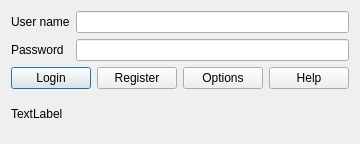
Before: the Qt Designer form FAQsBrowser/LoginDlg.ui in congchenutd/COFAQs, drawn with Qt 5.
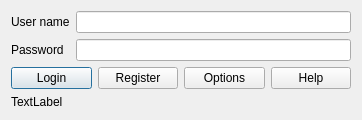
After: the same form once the commit is applied.

Patch:
```diff
--- a/FAQsBrowser/LoginDlg.ui
+++ b/FAQsBrowser/LoginDlg.ui
@@ -6,8 +6,8 @@
    <rect>
     <x>0</x>
     <y>0</y>
-    <width>359</width>
-    <height>144</height>
+    <width>362</width>
+    <height>116</height>
    </rect>
   </property>
   <property name="windowTitle">
```
